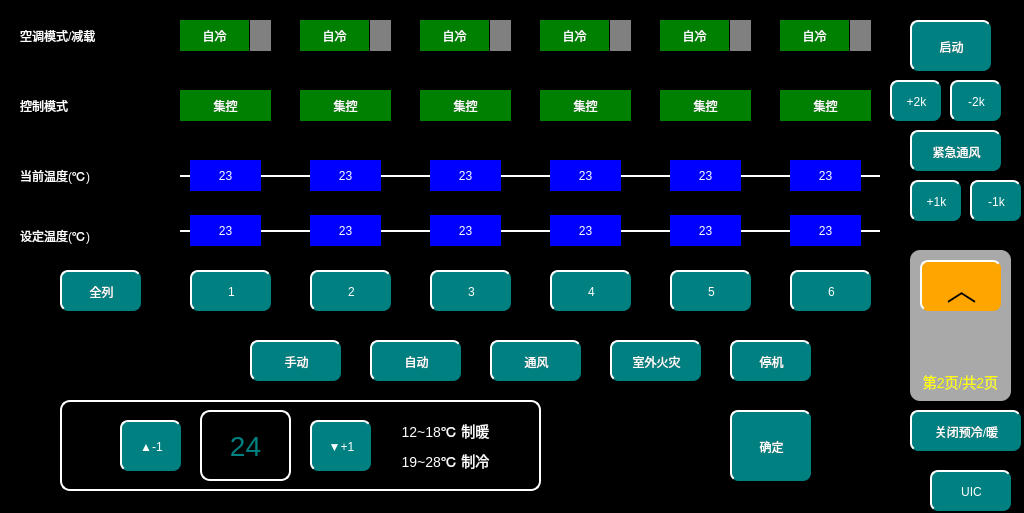
Old version of the form vehicleacpage2.ui in the repository mayue-crrc/ShenyangMetro9DB.
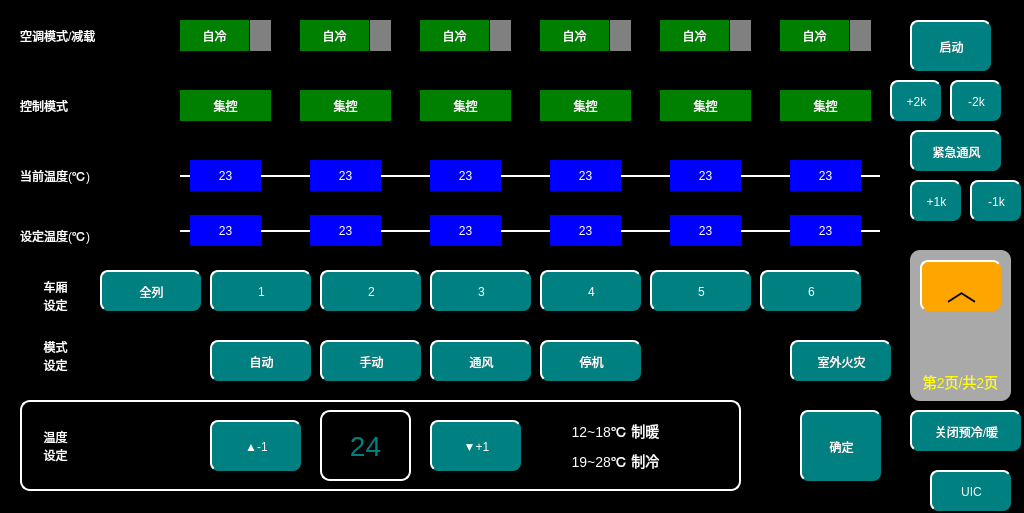
New version of the form.

The edit to the form file:
```diff
--- a/vehicleacpage2.ui
+++ b/vehicleacpage2.ui
@@ -767,9 +767,9 @@
   <widget class="QPushButton" name="SelectALLBtn">
    <property name="geometry">
     <rect>
-     <x>60</x>
+     <x>100</x>
      <y>270</y>
-     <width>81</width>
+     <width>101</width>
      <height>41</height>
     </rect>
    </property>
@@ -786,9 +786,9 @@
   <widget class="QPushButton" name="SelectTC1Btn">
    <property name="geometry">
     <rect>
-     <x>190</x>
+     <x>210</x>
      <y>270</y>
-     <width>81</width>
+     <width>101</width>
      <height>41</height>
     </rect>
    </property>
@@ -805,9 +805,9 @@
   <widget class="QPushButton" name="SelectMP1Btn">
    <property name="geometry">
     <rect>
-     <x>310</x>
+     <x>320</x>
      <y>270</y>
-     <width>81</width>
+     <width>101</width>
      <height>41</height>
     </rect>
    </property>
@@ -826,7 +826,7 @@
     <rect>
      <x>430</x>
      <y>270</y>
-     <width>81</width>
+     <width>101</width>
      <height>41</height>
     </rect>
    </property>
@@ -843,9 +843,9 @@
   <widget class="QPushButton" name="SelectM2Btn">
    <property name="geometry">
     <rect>
-     <x>550</x>
+     <x>540</x>
      <y>270</y>
-     <width>81</width>
+     <width>101</width>
      <height>41</height>
     </rect>
    </property>
@@ -862,9 +862,9 @@
   <widget class="QPushButton" name="SelectMP2Btn">
    <property name="geometry">
     <rect>
-     <x>670</x>
+     <x>650</x>
      <y>270</y>
-     <width>81</width>
+     <width>101</width>
      <height>41</height>
     </rect>
    </property>
@@ -881,9 +881,9 @@
   <widget class="QPushButton" name="SelectTC2Btn">
    <property name="geometry">
     <rect>
-     <x>790</x>
+     <x>760</x>
      <y>270</y>
-     <width>81</width>
+     <width>101</width>
      <height>41</height>
     </rect>
    </property>
@@ -900,9 +900,9 @@
   <widget class="QPushButton" name="ModeAutoColdBtn">
    <property name="geometry">
     <rect>
-     <x>370</x>
+     <x>210</x>
      <y>340</y>
-     <width>91</width>
+     <width>101</width>
      <height>41</height>
     </rect>
    </property>
@@ -919,9 +919,9 @@
   <widget class="QPushButton" name="ModeMannulBtn">
    <property name="geometry">
     <rect>
-     <x>250</x>
+     <x>320</x>
      <y>340</y>
-     <width>91</width>
+     <width>101</width>
      <height>41</height>
     </rect>
    </property>
@@ -938,9 +938,9 @@
   <widget class="QPushButton" name="ModeVenBtn">
    <property name="geometry">
     <rect>
-     <x>490</x>
+     <x>430</x>
      <y>340</y>
-     <width>91</width>
+     <width>101</width>
      <height>41</height>
     </rect>
    </property>
@@ -957,9 +957,9 @@
   <widget class="QPushButton" name="ModeFireBtn">
    <property name="geometry">
     <rect>
-     <x>610</x>
+     <x>790</x>
      <y>340</y>
-     <width>91</width>
+     <width>101</width>
      <height>41</height>
     </rect>
    </property>
@@ -976,9 +976,9 @@
   <widget class="QPushButton" name="ModeStopBtn">
    <property name="geometry">
     <rect>
-     <x>730</x>
+     <x>540</x>
      <y>340</y>
-     <width>81</width>
+     <width>101</width>
      <height>41</height>
     </rect>
    </property>
@@ -995,7 +995,7 @@
   <widget class="QPushButton" name="ConfirmBtn">
    <property name="geometry">
     <rect>
-     <x>730</x>
+     <x>800</x>
      <y>410</y>
      <width>81</width>
      <height>71</height>
@@ -1014,9 +1014,9 @@
   <widget class="QPushButton" name="Tempminus1Btn">
    <property name="geometry">
     <rect>
-     <x>120</x>
+     <x>210</x>
      <y>420</y>
-     <width>61</width>
+     <width>91</width>
      <height>51</height>
     </rect>
    </property>
@@ -1033,7 +1033,7 @@
   <widget class="QLabel" name="SettingTemplbl">
    <property name="geometry">
     <rect>
-     <x>200</x>
+     <x>320</x>
      <y>410</y>
      <width>91</width>
      <height>71</height>
@@ -1056,9 +1056,9 @@
   <widget class="QPushButton" name="Tempplus1Btn">
    <property name="geometry">
     <rect>
-     <x>310</x>
+     <x>430</x>
      <y>420</y>
-     <width>61</width>
+     <width>91</width>
      <height>51</height>
     </rect>
    </property>
@@ -1075,7 +1075,7 @@
   <widget class="QLabel" name="lbl1_18">
    <property name="geometry">
     <rect>
-     <x>390</x>
+     <x>560</x>
      <y>420</y>
      <width>111</width>
      <height>21</height>
@@ -1249,9 +1249,9 @@
   <widget class="QLabel" name="SettingTemplbl_2">
    <property name="geometry">
     <rect>
-     <x>60</x>
+     <x>20</x>
      <y>400</y>
-     <width>481</width>
+     <width>721</width>
      <height>91</height>
     </rect>
    </property>
@@ -1272,7 +1272,7 @@
   <widget class="QLabel" name="lbl1_19">
    <property name="geometry">
     <rect>
-     <x>390</x>
+     <x>560</x>
      <y>450</y>
      <width>111</width>
      <height>21</height>
@@ -1291,6 +1291,69 @@
     <set>Qt::AlignCenter</set>
    </property>
   </widget>
+  <widget class="QLabel" name="lbl1_20">
+   <property name="geometry">
+    <rect>
+     <x>20</x>
+     <y>420</y>
+     <width>71</width>
+     <height>51</height>
+    </rect>
+   </property>
+   <property name="styleSheet">
+    <string notr="true">background-color:TRANSPARENT;
+</string>
+   </property>
+   <property name="text">
+    <string>温度
+设定</string>
+   </property>
+   <property name="alignment">
+    <set>Qt::AlignCenter</set>
+   </property>
+  </widget>
+  <widget class="QLabel" name="lbl1_21">
+   <property name="geometry">
+    <rect>
+     <x>20</x>
+     <y>270</y>
+     <width>71</width>
+     <height>51</height>
+    </rect>
+   </property>
+   <property name="styleSheet">
+    <string notr="true">background-color:TRANSPARENT;
+</string>
+   </property>
+   <property name="text">
+    <string>车厢
+设定</string>
+   </property>
+   <property name="alignment">
+    <set>Qt::AlignCenter</set>
+   </property>
+  </widget>
+  <widget class="QLabel" name="lbl1_22">
+   <property name="geometry">
+    <rect>
+     <x>20</x>
+     <y>330</y>
+     <width>71</width>
+     <height>51</height>
+    </rect>
+   </property>
+   <property name="styleSheet">
+    <string notr="true">background-color:TRANSPARENT;
+</string>
+   </property>
+   <property name="text">
+    <string>模式
+设定</string>
+   </property>
+   <property name="alignment">
+    <set>Qt::AlignCenter</set>
+   </property>
+  </widget>
   <zorder>SettingTemplbl_2</zorder>
   <zorder>lbl1_14</zorder>
   <zorder>lbl1_15</zorder>
```
Left out of the diff: 5 changed lines with no effect on the pictures.
